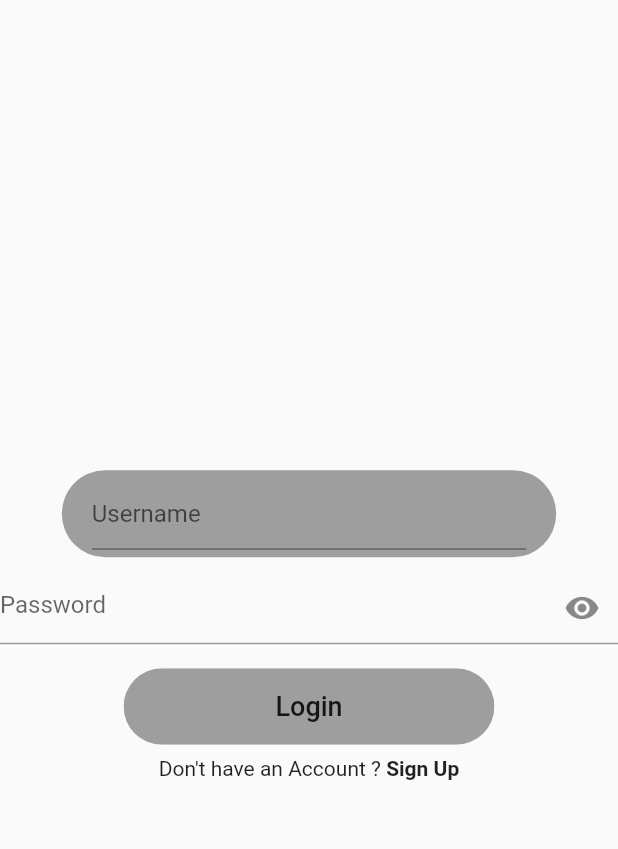
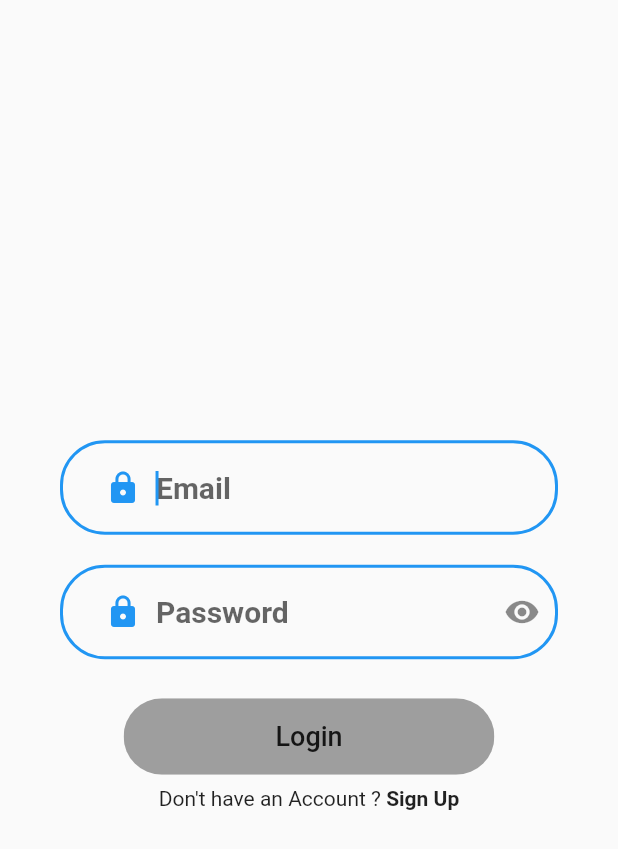
Before and after one commit to m-alexeev/flutterScheduler, a Flutter app: the RegisterScreen screen opened by its route, after a tap on "Login", on a phone screen of 412 x 824 dp. Shown: the top 849 px of the screen. Run offline on Flutter 3.47's test engine with Material 2 defaults, Android fonts, the phone set to English and light mode, and no system bars; our stand-ins replace firebase_auth, firebase_core; accounts and stored records are empty.

Commit message:
Refactored login

```diff
--- a/lib/components/entry_form_field.dart
+++ b/lib/components/entry_form_field.dart
@@ -4,25 +4,22 @@ class CustomTextField extends StatelessWidget{
   final FormFieldSetter<String> onSaved;
   final Icon icon;
   final String hint;
-  final bool obscure;
   final FormFieldValidator validator;
 
   CustomTextField({
     this.icon,
     this.hint,
-    this.obscure,
     this.validator,
     this.onSaved});
 
   @override
   Widget build(BuildContext context) {
     return Container(
-      padding: EdgeInsets.only(left: 20, right: 20),
+      padding: EdgeInsets.symmetric(vertical: 10, horizontal: 40),
       child: TextFormField(
         onSaved: onSaved,
         validator: validator,
         autofocus: true,
-        obscureText: obscure,
         style: TextStyle(
           fontSize: 20,
         ),
@@ -49,14 +46,9 @@ class CustomTextField extends StatelessWidget{
               child: icon,
             ),
             padding: EdgeInsets.only(left: 30,right: 10),
-          )
+          ),
         ),
       ),
     ) ;
   }
-
-
-
-
-
   }
--- a/lib/components/password_text_box.dart
+++ b/lib/components/password_text_box.dart
@@ -1,49 +1,79 @@
 import 'package:flutter/material.dart';
 
-class PasswordFormField extends StatefulWidget {
-  final Widget child;
+class CustomPasswordField extends StatefulWidget {
+  final FormFieldSetter<String> onSaved;
+  final Icon icon;
+  final String hint;
+  final bool obscure;
+  final FormFieldValidator validator;
   final TextEditingController controller;
 
-  const PasswordFormField({
-    Key key,
-    this.child,
-    @required this.controller,
-  })
-      : assert(controller != null),
-        super(key: key);
+  const CustomPasswordField({
+    this.icon,
+    this.hint,
+    this.obscure,
+    this.validator,
+    this.onSaved,
+    this.controller,
+  });
 
   @override
-  State<StatefulWidget> createState() => _PasswordFormFieldState();
+  State<StatefulWidget> createState() => _CustomPasswordFieldState();
 }
 
- class _PasswordFormFieldState extends State<PasswordFormField>{
+class _CustomPasswordFieldState extends State<CustomPasswordField>{
   bool _showPassword = true;
+
   @override
   Widget build(BuildContext context) {
-    Size size = MediaQuery.of(context).size;
-      return TextFormField(
+    return Container(
+      padding: EdgeInsets.symmetric(vertical: 10, horizontal: 40),
+      child: TextFormField(
+        onSaved: widget.onSaved,
+        validator: widget.validator,
+        autofocus: true,
+        obscureText: _showPassword,
         controller: widget.controller,
-        textInputAction: TextInputAction.done,
+        style: TextStyle(
+          fontSize: 20,
+        ),
         decoration: InputDecoration(
-            hintText: "Password",
-            suffixIcon: GestureDetector(
-              onTap: () {
-                setState(() {
-                  _showPassword = !_showPassword;
-                });
+          hintStyle: TextStyle(fontWeight: FontWeight.bold, fontSize: 20),
+          hintText: widget.hint,
+          enabledBorder: OutlineInputBorder(
+            borderRadius: BorderRadius.circular(30),
+            borderSide: BorderSide(
+              color: Theme.of(context).primaryColor,
+              width: 2,
+            ),
+          ),
+          border: OutlineInputBorder(
+            borderRadius: BorderRadius.circular(30),
+            borderSide: BorderSide(
+              color: Theme.of(context).primaryColor,
+              width: 3,
+            ),
+          ),
+          prefixIcon: Padding(
+            child: IconTheme(
+              data: IconThemeData(color: Theme.of(context).primaryColor),
+              child: widget.icon,
+            ),
+            padding: EdgeInsets.only(left: 30,right: 10),
+          ),
+          suffixIcon: GestureDetector(
+            onTap: (){
+              setState(() {
+                _showPassword = !_showPassword;
+
+              });
             },
             child: Icon(
               _showPassword ? Icons.visibility : Icons.visibility_off,
             ),
           ),
         ),
-        obscureText: _showPassword,
-        validator: (value) {
-          if (value.isEmpty) {
-            return 'Please enter password';
-          }
-          return null;
-        },
-      );
+      ),
+    ) ;
   }
 }
--- a/lib/main.dart
+++ b/lib/main.dart
@@ -5,22 +5,17 @@
 
 import 'package:firebase_core/firebase_core.dart';
 import 'package:flutter/material.dart';
-import 'package:flutter_app/models/User.dart';
 import 'package:flutter_app/screens/LoadingScreen.dart';
 import 'package:flutter_app/screens/LoginScreen.dart';
 import 'package:flutter_app/screens/MainScreen.dart';
 import 'package:flutter_app/screens/RegisterScreen.dart';
 import 'package:flutter_app/screens/WelcomeScreen.dart';
 
-import 'models/UserManager.dart';
 
 void main() {
   runApp(MyApp());
   //Temp user generation
-  UserManager manager = UserManager();
-  for (var i = 0 ; i < 5; i ++){
-    manager.addToList(new User("userName $i", "Fname $i" , "Lname$i" ));
-  }
+
 }
 
 
--- a/lib/screens/LoadingScreen.dart
+++ b/lib/screens/LoadingScreen.dart
@@ -14,7 +14,6 @@ class _LoadingScreenState extends State<LoadingScreen> {
           title: Text("Loading"),
         ),
       ),
-
     );
   }
 }
--- a/lib/screens/LoginScreen.dart
+++ b/lib/screens/LoginScreen.dart
@@ -1,5 +1,6 @@
 import 'package:flutter/material.dart';
 import 'package:flutter_app/components/AccountExists.dart';
+import 'package:flutter_app/components/entry_form_field.dart';
 import 'package:flutter_app/components/password_text_box.dart';
 import 'package:flutter_app/components/rounded_text_box.dart';
 
@@ -15,7 +16,10 @@ class LoginScreen extends StatefulWidget {
 class _LoginScreenState extends State<LoginScreen> {
   final _formKey = GlobalKey<FormState>();
 
+
   final TextEditingController _passwordController = TextEditingController();
+  String _pwd = '';
+
 
   @override
   void dispose(){
@@ -25,6 +29,8 @@ class _LoginScreenState extends State<LoginScreen> {
 
   @override
   Widget build(BuildContext context) {
+
+
     return new Scaffold(
       body: Center(
         child: Form(
@@ -32,11 +38,18 @@ class _LoginScreenState extends State<LoginScreen> {
           child: Column(
               mainAxisAlignment: MainAxisAlignment.center,
               children: <Widget>[
-                TextFieldContainer(
-                  child: usernameFormField(context),
+                CustomTextField(
+                  onSaved: (input) => _pwd = input,
+                  validator: (input) =>input.isEmpty? "*Required" : null,
+                  icon: Icon(Icons.lock),
+                  hint: "Email",
                 ),
-                PasswordFormField(
-                  controller: _passwordController,
+                CustomPasswordField(
+                  onSaved: (input) => _pwd = input,
+                  validator: (input) =>input.isEmpty? "*Required" : null,
+                  icon: Icon(Icons.lock),
+                  hint: "Password",
+                  obscure: true,
                 ),
                 Padding(
                   padding: EdgeInsets.only(top: 16.0),
--- a/lib/screens/RegisterScreen.dart
+++ b/lib/screens/RegisterScreen.dart
@@ -1,7 +1,9 @@
+
 import 'package:firebase_auth/firebase_auth.dart' as auth;
 import 'package:flutter/material.dart';
 import 'package:flutter_app/components/AccountExists.dart';
 import 'package:flutter_app/components/custom_form_field.dart';
+import 'package:flutter_app/components/entry_form_field.dart';
 import 'package:flutter_app/components/password_text_box.dart';
 import 'package:flutter_app/components/rounded_text_box.dart';
 
@@ -20,14 +22,32 @@ class _RegisterScreenState extends State<RegisterScreen> {
   final TextEditingController _passwordController = TextEditingController(text:'');
   final TextEditingController _repasswordController = TextEditingController(text: '');
 
-  bool _autovalidate = true;
+  String _email = '';
+  String _pwd = '';
+  String _repwd = '';
+
+  @override
+  void initState() {
+    // TODO: implement initState
+    super.initState();
+
+    _passwordController.addListener(_updateValue);
+  }
 
   @override
   void dispose(){
     _passwordController.dispose();
+    _repasswordController.dispose();
+    _usernameController.dispose();
+    _emailController.dispose();
     super.dispose();
   }
 
+  _updateValue(){
+    _pwd = _passwordController.text;
+  }
+
+  bool _autovalidate = true;
 
   @override
   Widget build(BuildContext context) {
@@ -35,30 +55,36 @@ class _RegisterScreenState extends State<RegisterScreen> {
       body: Center(
         child: Form(
           key: _formKey,
-          autovalidate: _autovalidate,
+          autovalidate: true,
           child: Column(
               mainAxisAlignment: MainAxisAlignment.center,
               children: <Widget>[
-                TextFieldContainer(
-                  child: CustomFormField(
-                    controller: _emailController,
-                    hint: "Email",
-                  ),
+                CustomTextField(
+                  onSaved: (input) => _email = input,
+                  validator: (input) =>input.isEmpty? "*Required" : null,
+                  icon: Icon(Icons.email) ,
+                  hint: "Email",
                 ),
-                TextFieldContainer(
-                    child: CustomFormField(
-                    controller: _usernameController,
-                    hint: "Username",
-                  ),
+                CustomPasswordField(
+                  onSaved: (input) => _pwd = input,
+                  validator: (input) =>input.isEmpty? "*Required" : null,
+                  icon: Icon(Icons.lock),
+                  hint: "Password",
+                  obscure: true,
+                  controller: _passwordController,
                 ),
-                TextFieldContainer(
-                  child: PasswordFormField(
-                      controller: _passwordController,
-                  ),
+                CustomPasswordField(
+                  onSaved: (input) => _repwd = input,
+                  validator: (input) => (input != _pwd)? "Passwords do not match" : null,
+                  icon: Icon(Icons.lock),
+                  hint: "Confirm Password",
+                  obscure: true,
+                  controller: _repasswordController,
                 ),
                 Padding(
                   padding: EdgeInsets.only(top: 16.0),
-                  child: saveButton(context),
+                  child: saveButton("REGISTER",Colors.white,Theme.of(context).primaryColor,
+                    Theme.of(context).primaryColor,Colors.white,_validateRegisterInput),
                 ),
                 Padding(
                   padding: EdgeInsets.only(top: 8),
@@ -75,40 +101,104 @@ class _RegisterScreenState extends State<RegisterScreen> {
     );
   }
 
+Widget saveButton(String text, Color splashColor, Color highlightColor,
+        Color fillColor, Color textColor, void validate()){
+  Size size = MediaQuery.of(context).size;
 
-  //Validate User Creation
-  //TODO: Use BLoc
-  Container saveButton(BuildContext context) {
-    Size size = MediaQuery.of(context).size;
-    return Container(
+  return Container(
       width: size.width * 0.6 ,
-      child: ClipRRect(
-        borderRadius: BorderRadius.circular(29),
-        child: FlatButton(
-          color: Colors.grey,
-          padding: EdgeInsets.symmetric(vertical: 15, horizontal: 20),
-          onPressed: () async {
-            if (_formKey.currentState.validate()) {
-              try {
-                auth.UserCredential user = await auth.FirebaseAuth.instance.
-                createUserWithEmailAndPassword(email: _emailController.text, password: _passwordController.text);
-                if (user != null){
-                  Navigator.pushNamedAndRemoveUntil(context, '/home', (route) => false);
-                }
-              } on auth.FirebaseAuthException catch(e){
-                print(e.code.toString());
-                errorMsg = e.code;
-                _formKey.currentState.validate();
-              }catch (e){
-                print(e.toString());
-              }
-
-            }
-          },
-          child: Text("Register",
-          style: TextStyle(fontSize: 18),),
+      height: 50,
+      child: FlatButton(
+        splashColor: splashColor,
+        highlightColor: highlightColor,
+        color: fillColor,
+        shape: RoundedRectangleBorder(
+            borderRadius: new BorderRadius.circular(20)
         ),
+        child: Text(
+          text,
+          style: TextStyle(
+            fontWeight: FontWeight.bold,color: textColor,fontSize: 20
+          ),
+        ),
+        onPressed: (){
+          validate();
+        },
       ),
     );
-  }
 }
+
+void _validateRegisterInput() async {
+    final FormState form = _formKey.currentState;
+    if (_formKey.currentState.validate()){
+      form.save();
+      if (_pwd == _repwd) {
+
+        try {
+          auth.UserCredential user = await auth.FirebaseAuth.instance.
+          createUserWithEmailAndPassword(email: _email, password: _pwd);
+          if (user != null) {
+            Navigator.pushNamedAndRemoveUntil(
+                context, '/home', (route) => false);
+          }
+        } catch (error) {
+          errorMsg = error.toString();
+          showDialog(
+              context: context,
+              builder: (BuildContext context) {
+                return AlertDialog(
+                  content: Container(
+                    child: Text(errorMsg),
+                  ),
+                );
+              });
+        }
+      }
+      else{
+        print("passwords dont match");
+      }
+    }else{
+      setState(() {
+        _autovalidate = true;
+      });
+    }
+}
+
+
+
+//  //Validate User Creation
+//  //TODO: Use BLoc
+//  Container saveButton(BuildContext context) {
+//    Size size = MediaQuery.of(context).size;
+//    return Container(
+//      width: size.width * 0.6 ,
+//      child: ClipRRect(
+//        borderRadius: BorderRadius.circular(29),
+//        child: FlatButton(
+//          color: Colors.grey,
+//          padding: EdgeInsets.symmetric(vertical: 15, horizontal: 20),
+//          onPressed: () async {
+//            if (_formKey.currentState.validate()) {
+//              try {
+//                auth.UserCredential user = await auth.FirebaseAuth.instance.
+//                createUserWithEmailAndPassword(email: _emailController.text, password: _passwordController.text);
+//                if (user != null){
+//                  Navigator.pushNamedAndRemoveUntil(context, '/home', (route) => false);
+//                }
+//              } on auth.FirebaseAuthException catch(e){
+//                print(e.code.toString());
+//                errorMsg = e.code;
+//                _formKey.currentState.validate();
+//              }catch (e){
+//                print(e.toString());
+//              }
+//
+//            }
+//          },
+//          child: Text("Register",
+//          style: TextStyle(fontSize: 18),),
+//        ),
+//      ),
+//    );
+//  }
+}
```
